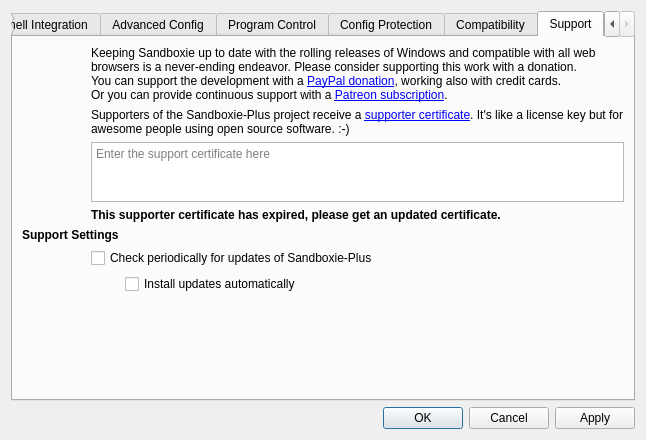
The window that SandboxiePlus/SandMan/Forms/SettingsWindow.ui (sandboxie-plus/Sandboxie) describes before a commit, drawn with Qt 5.
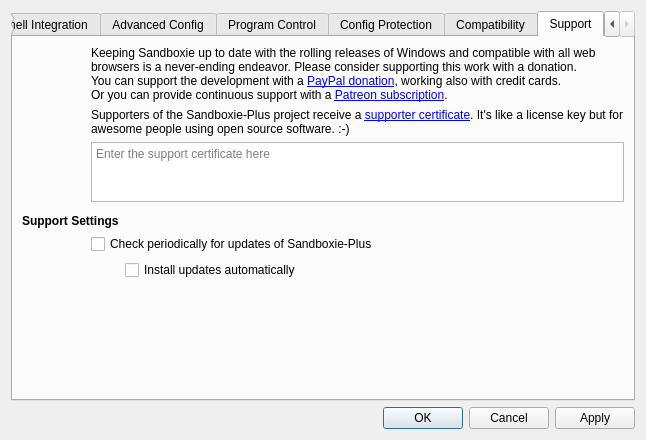
The same window after the commit. The open tabs and pages were chosen to show the change. Icons and pictures are not drawn.

```diff
--- a/SandboxiePlus/SandMan/Forms/SettingsWindow.ui
+++ b/SandboxiePlus/SandMan/Forms/SettingsWindow.ui
@@ -807,20 +807,6 @@
              </property>
             </widget>
            </item>
-           <item row="5" column="2" colspan="2">
-            <widget class="QLabel" name="lblCertExp">
-             <property name="font">
-              <font>
-               <weight>75</weight>
-               <bold>true</bold>
-               <kerning>true</kerning>
-              </font>
-             </property>
-             <property name="text">
-              <string>This supporter certificate has expired, please get an updated certificate.</string>
-             </property>
-            </widget>
-           </item>
            <item row="1" column="0" rowspan="5" colspan="2">
             <widget class="QLabel" name="label_4">
              <property name="text">
```
Left out of the diff: 2 changed lines with no effect on the pictures.
